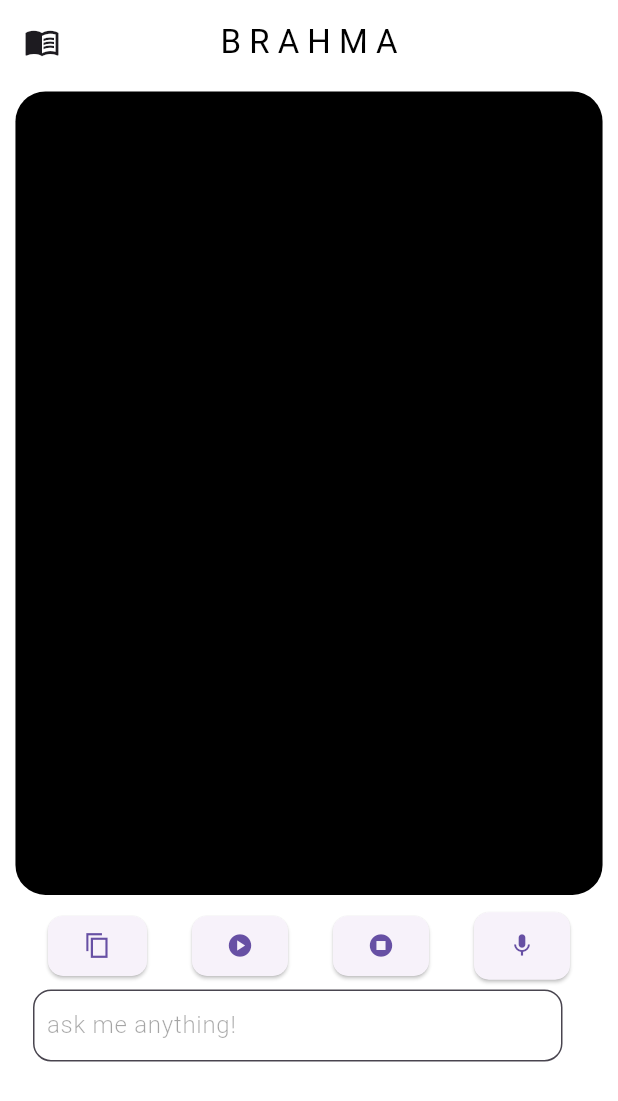
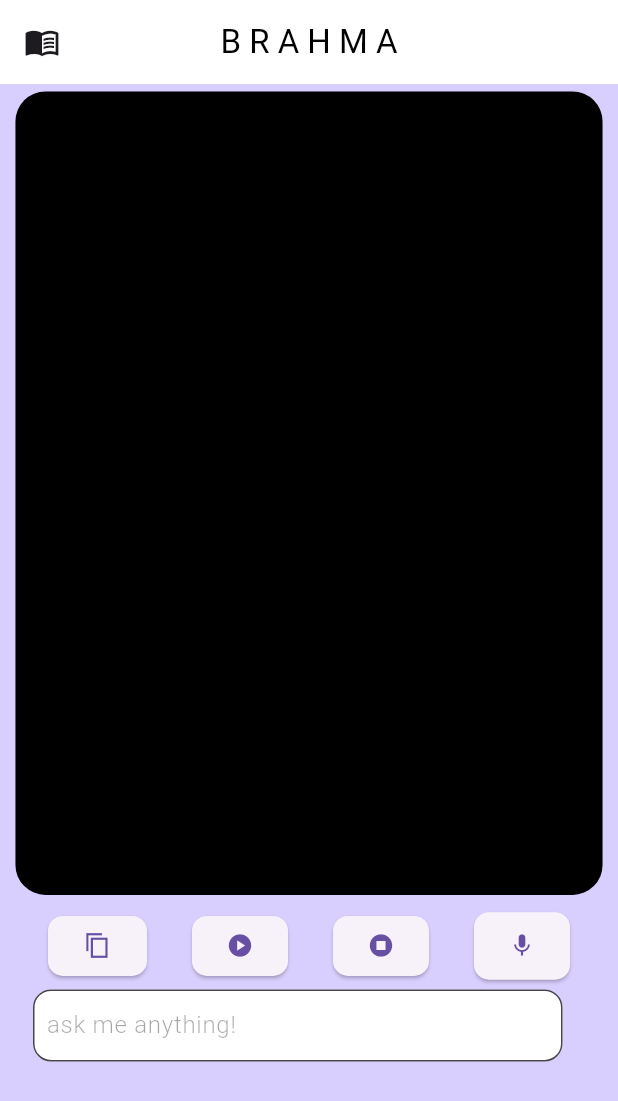
Before and after one commit to Utkarsh4517/Brahma-ChatGPT-Dall-E-Flutter, a Flutter app: the screen it shows after launch, after a tap on "Skip", after a tap on "Done", on a phone screen of 412 x 824 dp. Shown: the top 1101 px of the screen. Run offline on Flutter 3.47's test engine with Material 2 defaults, Android fonts, the phone set to English and light mode, and no system bars; drawn by our look-alikes of avatar_glow; our stand-ins replace animate_do, dynamic_color, flutter_riverpod, flutter_tts, google_fonts, lottie and 3 more; missing offline and left inert: chat_gpt_sdk; network calls fail.

```diff
--- a/lib/main.dart
+++ b/lib/main.dart
@@ -1,5 +1,6 @@
 import 'package:brahma/screens/dalle_screen.dart';
 import 'package:brahma/screens/on_borading%20_screen.dart';
+import 'package:brahma/screens/page_view.dart';
 import 'package:dynamic_color/dynamic_color.dart';
 import 'package:brahma/screens/chat_screen.dart';
 import 'package:flutter/material.dart';
@@ -28,7 +29,7 @@ class MyApp extends StatelessWidget {
       ),
       debugShowCheckedModeBanner: false,
       home: const OnBoardingScreen()
-      /*hasSeenOnboarding
+     /* hasSeenOnboarding
           ? PageView(
               scrollDirection: Axis.horizontal,
               children: const [
--- a/lib/screens/chat_screen.dart
+++ b/lib/screens/chat_screen.dart
@@ -18,7 +18,7 @@ class _ChatScreenState extends State<ChatScreen> {
   @override
   Widget build(BuildContext context) {
     return Scaffold(
-      backgroundColor: Colors.white,
+      backgroundColor: const Color(0XFFD9CFFF),
       appBar: AppBar(
         title: FadeIn(
           duration: const Duration(milliseconds: 1500),
--- a/lib/screens/intro_screens/intro_page3.dart
+++ b/lib/screens/intro_screens/intro_page3.dart
@@ -2,6 +2,8 @@ import 'package:brahma/widgets/body_text.dart';
 import 'package:brahma/widgets/head_text.dart';
 import 'package:flutter/material.dart';
 import 'package:lottie/lottie.dart';
+import 'package:url_launcher/url_launcher.dart';
+import 'package:url_launcher/url_launcher_string.dart';
 
 class IntroPage3 extends StatelessWidget {
   const IntroPage3({super.key});
@@ -38,8 +40,10 @@ class IntroPage3 extends StatelessWidget {
             const BodyText(bodyText: 'Made with ❤️ by Utkarsh Shrivastava'),
             ElevatedButton(
 
-              onPressed: () {},
-              child: const Text('Support by giving it a star on github'),
+              onPressed: () {
+                launchUrlString('https://github.com/Utkarsh4517/Brahma-ChatGPT-Dall-E-Flutter');
+              },
+              child: const Text('Support it by giving a star on github'),
             ),
           ],
         ),
--- a/lib/screens/on_borading _screen.dart
+++ b/lib/screens/on_borading _screen.dart
@@ -1,7 +1,9 @@
+import 'package:brahma/main.dart';
 import 'package:brahma/screens/chat_screen.dart';
 import 'package:brahma/screens/intro_screens/intro_page1.dart';
 import 'package:brahma/screens/intro_screens/intro_page2.dart';
 import 'package:brahma/screens/intro_screens/intro_page3.dart';
+import 'package:brahma/screens/page_view.dart';
 import 'package:flutter/material.dart';
 import 'package:shared_preferences/shared_preferences.dart';
 import 'package:smooth_page_indicator/smooth_page_indicator.dart';
@@ -21,8 +23,9 @@ class _OnBoardingScreenState extends State<OnBoardingScreen> {
   void _completeOnboarding() async {
     SharedPreferences prefs = await SharedPreferences.getInstance();
     prefs.setBool('hasSeenOnboarding', true);
+    // ignore: use_build_context_synchronously
     Navigator.pushReplacement(
-        context, MaterialPageRoute(builder: (context) => ChatScreen()));
+        context, MaterialPageRoute(builder: (context) => const PageViewHome()));
   }
 
   @override
@@ -91,12 +94,6 @@ class _OnBoardingScreenState extends State<OnBoardingScreen> {
                                       .copyWith(left: 50, right: 50),
                                 ),
                                 onPressed: () {
-                                  Navigator.pushReplacement(
-                                    context,
-                                    MaterialPageRoute(
-                                      builder: (context) => const ChatScreen(),
-                                    ),
-                                  );
                                   _completeOnboarding();
                                 },
                                 child: const Text(
--- /dev/null
+++ b/lib/screens/page_view.dart
@@ -0,0 +1,18 @@
+import 'package:brahma/screens/chat_screen.dart';
+import 'package:brahma/screens/dalle_screen.dart';
+import 'package:flutter/material.dart';
+
+class PageViewHome extends StatelessWidget {
+  const PageViewHome({super.key});
+
+  @override
+  Widget build(BuildContext context) {
+    return PageView(
+      scrollDirection: Axis.horizontal,
+      children: const [
+        ChatScreen(),
+        ImageScreen()
+      ],
+    );
+  }
+}
--- a/pubspec.yaml
+++ b/pubspec.yaml
@@ -48,6 +48,7 @@ dependencies:
   lottie: ^2.3.2
   animate_do: ^3.0.2
   google_fonts: ^4.0.3
+  url_launcher: ^6.1.10
 
 dev_dependencies:
   flutter_test:
```
Also changed, not shown: pubspec.lock, 5 other files.
